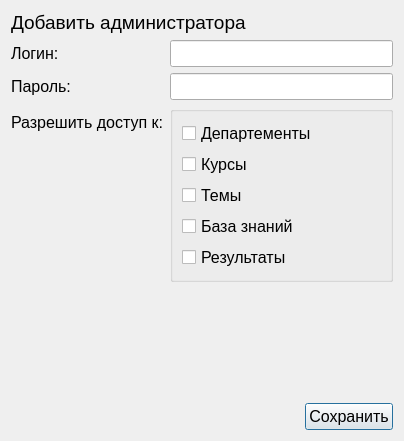
Above: addusers.ui from Rayzedan/SystemControlStudent before the change. Below: the same form after it.
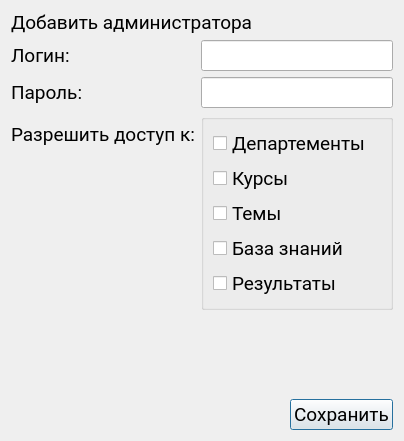
That is the form after the change.

The edit to the form file:
```diff
--- a/addusers.ui
+++ b/addusers.ui
@@ -10,6 +10,12 @@
     <height>441</height>
    </rect>
   </property>
+  <property name="font">
+   <font>
+    <family>Roboto</family>
+    <pointsize>16</pointsize>
+   </font>
+  </property>
   <property name="windowTitle">
    <string>Dialog</string>
   </property>
@@ -18,6 +24,7 @@
     <widget class="QLabel" name="label">
      <property name="font">
       <font>
+       <family>Roboto</family>
        <pointsize>14</pointsize>
       </font>
      </property>
@@ -30,7 +37,8 @@
     <widget class="QLabel" name="label_2">
      <property name="font">
       <font>
-       <pointsize>12</pointsize>
+       <family>Roboto</family>
+       <pointsize>14</pointsize>
       </font>
      </property>
      <property name="text">
@@ -42,7 +50,8 @@
     <widget class="QLineEdit" name="lineEdit">
      <property name="font">
       <font>
-       <pointsize>12</pointsize>
+       <family>Roboto</family>
+       <pointsize>14</pointsize>
       </font>
      </property>
     </widget>
@@ -51,7 +60,8 @@
     <widget class="QLabel" name="label_3">
      <property name="font">
       <font>
-       <pointsize>12</pointsize>
+       <family>Roboto</family>
+       <pointsize>14</pointsize>
       </font>
      </property>
      <property name="text">
@@ -63,7 +73,8 @@
     <widget class="QLineEdit" name="lineEdit_2">
      <property name="font">
       <font>
-       <pointsize>12</pointsize>
+       <family>Roboto</family>
+       <pointsize>14</pointsize>
       </font>
      </property>
     </widget>
@@ -72,7 +83,8 @@
     <widget class="QLabel" name="label_5">
      <property name="font">
       <font>
-       <pointsize>12</pointsize>
+       <family>Roboto</family>
+       <pointsize>14</pointsize>
       </font>
      </property>
      <property name="text">
@@ -84,6 +96,7 @@
     <widget class="QGroupBox" name="groupBox">
      <property name="font">
       <font>
+       <family>Roboto</family>
        <pointsize>12</pointsize>
       </font>
      </property>
@@ -93,6 +106,12 @@
      <layout class="QVBoxLayout" name="verticalLayout">
       <item>
        <widget class="QCheckBox" name="departbox">
+        <property name="font">
+         <font>
+          <family>Roboto</family>
+          <pointsize>14</pointsize>
+         </font>
+        </property>
         <property name="text">
          <string>Департементы</string>
         </property>
@@ -100,6 +119,12 @@
       </item>
       <item>
        <widget class="QCheckBox" name="coursebox">
+        <property name="font">
+         <font>
+          <family>Roboto</family>
+          <pointsize>14</pointsize>
+         </font>
+        </property>
         <property name="text">
          <string>Курсы</string>
         </property>
@@ -107,6 +132,12 @@
       </item>
       <item>
        <widget class="QCheckBox" name="chapterbox">
+        <property name="font">
+         <font>
+          <family>Roboto</family>
+          <pointsize>14</pointsize>
+         </font>
+        </property>
         <property name="text">
          <string>Темы</string>
         </property>
@@ -114,6 +145,12 @@
       </item>
       <item>
        <widget class="QCheckBox" name="basebox">
+        <property name="font">
+         <font>
+          <family>Roboto</family>
+          <pointsize>14</pointsize>
+         </font>
+        </property>
         <property name="text">
          <string>База знаний</string>
         </property>
@@ -121,6 +158,12 @@
       </item>
       <item>
        <widget class="QCheckBox" name="rezbox">
+        <property name="font">
+         <font>
+          <family>Roboto</family>
+          <pointsize>14</pointsize>
+         </font>
+        </property>
         <property name="text">
          <string>Результаты</string>
         </property>
@@ -161,7 +204,8 @@
       <widget class="QPushButton" name="pushButton">
        <property name="font">
         <font>
-         <pointsize>12</pointsize>
+         <family>Roboto</family>
+         <pointsize>14</pointsize>
         </font>
        </property>
        <property name="text">
```
